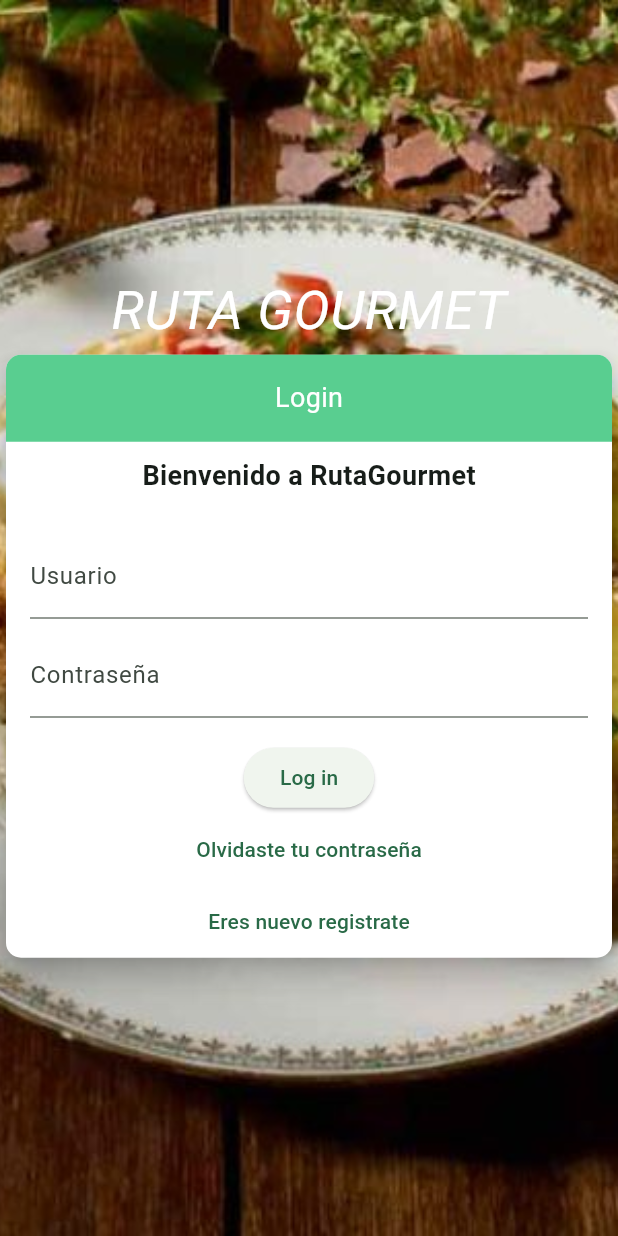
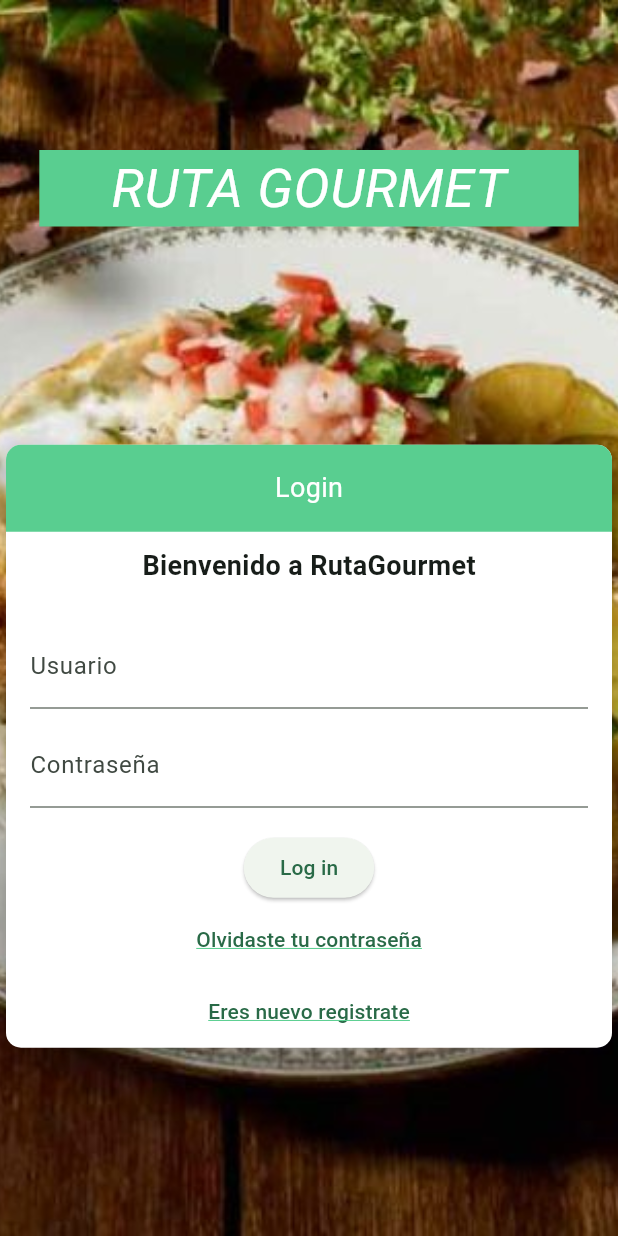
Before and after one commit to Chuch3x/proyecto_progra_movil, a Flutter app: the screen it shows after launch, after a tap on "Log In", on a phone screen of 412 x 824 dp. Run offline on Flutter 3.47's test engine with Material 3 defaults, Android fonts, the light colour scheme and no system bars; our stand-ins replace bloc, cloud_firestore, firebase_auth, firebase_core, flutter_bloc, flutter_dotenv and 3 more; missing offline and left inert: mapbox_gl; accounts and stored records are empty.

Commit message:
Se arreglo el form pero no jala

```diff
--- a/lib/login/ui/login_builder.dart
+++ b/lib/login/ui/login_builder.dart
@@ -12,7 +12,9 @@ class LoginScreenNew extends StatefulWidget {
   State<LoginScreenNew> createState() => _LoginScreenNewState();
 }
 
-Widget LoginOnWait(emailController, passwordController, context) {
+Widget LoginOnWait(emailController, passwordController) {
+  return BlocBuilder<LoginBloc, LoginState>(
+    builder: (context, state) {
       return Card(
         color: const Color.fromARGB(255, 255, 255, 255),
         elevation: 8.0,
@@ -88,19 +90,32 @@ Widget LoginOnWait(emailController, passwordController, context) {
             ),
             TextButton(
               onPressed: () {},
-          child: const Text('Olvidaste tu contraseña'),
+              child: const Text(
+                'Olvidaste tu contraseña',
+                style: TextStyle(
+                  decoration: TextDecoration.underline,
+                  decorationColor: Color.fromRGBO(89, 206, 143, 1),
+                ),
+              ),
             ),
             TextButton(
               onPressed: () {
                 context.go("/register");
               },
-          child: const Text('Eres nuevo registrate'),
+              child: const Text(
+                'Eres nuevo registrate',
+                style: TextStyle(
+                  decoration: TextDecoration.underline,
+                  decorationColor: Color.fromRGBO(89, 206, 143, 1),
+                ),
+              ),
             ),
           ],
         ),
       );
+    },
+  );
 }
-
 class _LoginScreenNewState extends State<LoginScreenNew> {
   TextEditingController _emailController = TextEditingController();
   TextEditingController _passwordController = TextEditingController();
@@ -118,33 +133,57 @@ class _LoginScreenNewState extends State<LoginScreenNew> {
       body: Container(
         decoration: const BoxDecoration(
           image: DecorationImage(
-          image: AssetImage('assets/images/silpancho-background-homepage.jpg'),
+            image:
+                AssetImage('assets/images/silpancho-background-homepage.jpg'),
             fit: BoxFit.cover,
           ),
         ),
         child: Column(
+          children: [
+            Container(
+              padding: const EdgeInsets.only(
+                  top: 100.0, bottom: 20.0), // Ajustar el espacio vertical
+              alignment:
+                  Alignment.center, // Centrar el contenido horizontalmente
+              child: Row(
                 mainAxisAlignment: MainAxisAlignment.center,
+                mainAxisSize: MainAxisSize.max,
                 children: [
-          const Text(
+                  Container(
+                    color:
+                        const Color.fromARGB(255, 89, 206, 144), // Fondo verde
+                    padding: const EdgeInsets.symmetric(
+                        horizontal: 48), // Ajustar el espacio horizontal
+                    child: const Text(
                       'RUTA GOURMET',
+                      textAlign: TextAlign.center,
                       style: TextStyle(
                         fontSize: 36.0,
                         fontStyle: FontStyle.italic,
                         color: Colors.white,
                       ),
                     ),
-          BlocBuilder<LoginBloc, LoginState>(
+                  ),
+                ],
+              ),
+            ),
+            Expanded(
+              child: Center(
+                child: BlocBuilder<LoginBloc, LoginState>(
                   builder: (context, state) {
                     if (state is LoginWaiting) {
                       return Column(
+                        mainAxisAlignment: MainAxisAlignment.center,
                         children: [
-                    LoginOnWait(_emailController, _passwordController, context),
+                          LoginOnWait(
+                              _emailController, _passwordController),
                         ],
                       );
                     } else if (state is LoginSuccesful) {
                       return AlertDialog(
                         title: const Text("Login Exitoso"),
-                  content: Text("Bienvenido a Ruta Gourmet ${state.email}"),
+                        content:
+                            Text("Bienvenido a Ruta Gourmet ${state.email}"),
                         actions: [
                           okButton,
                         ],
@@ -159,8 +198,11 @@ class _LoginScreenNewState extends State<LoginScreenNew> {
                     }
                   },
                 ),
+              ),
+            ),
           ],
         ),
-    ));
+      ),
+    );
   }
 }
--- a/lib/main.dart
+++ b/lib/main.dart
@@ -4,7 +4,6 @@ import 'package:go_router/go_router.dart';
 import 'package:proyecto_progra_movil/home_page.dart';
 import 'package:flutter_dotenv/flutter_dotenv.dart';
 import 'package:proyecto_progra_movil/login/ui/login_provider.dart';
-import 'package:proyecto_progra_movil/maps_screen/ui/maps_provider.dart';
 import 'package:proyecto_progra_movil/preferences/preferences_screen.dart';
 import 'package:proyecto_progra_movil/register/ui/bloc_provider.dart';
 
@@ -53,12 +52,6 @@ final GoRouter _router = GoRouter(
           path: 'preferences',
           builder: (BuildContext context, GoRouterState state) {
             return const PreferencesPage();
-          },
-        ),
-        GoRoute(
-          path: 'mainPage',
-          builder: (BuildContext context, GoRouterState state) {
-            return const MapProvider();
           },
         ),
       ],
```
Lines whose indentation alone changed are shown as unchanged.
